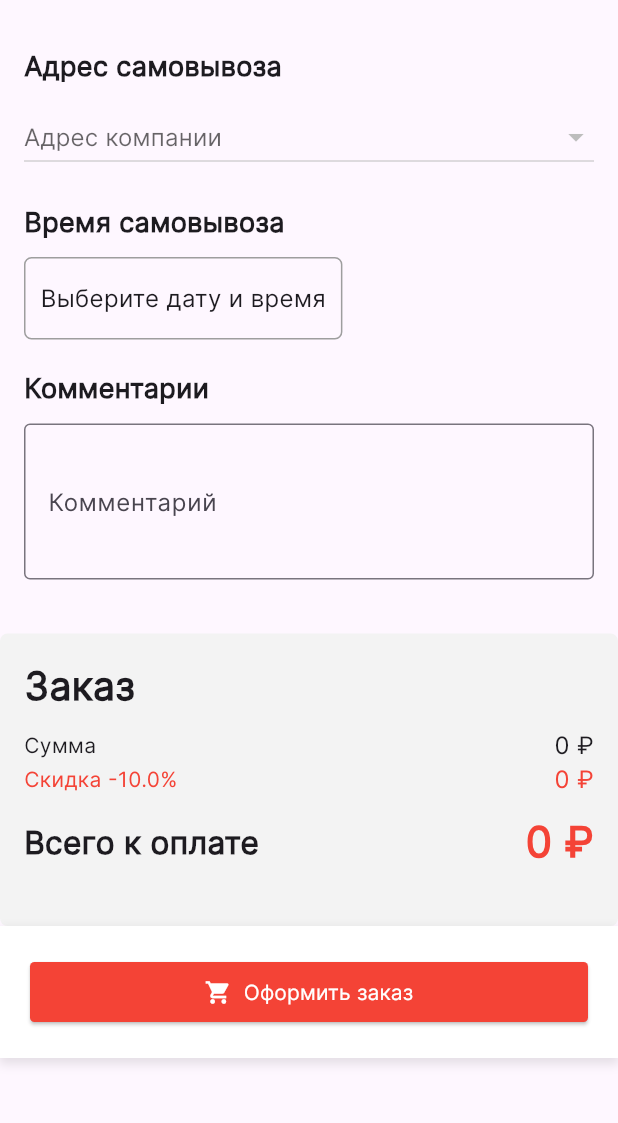
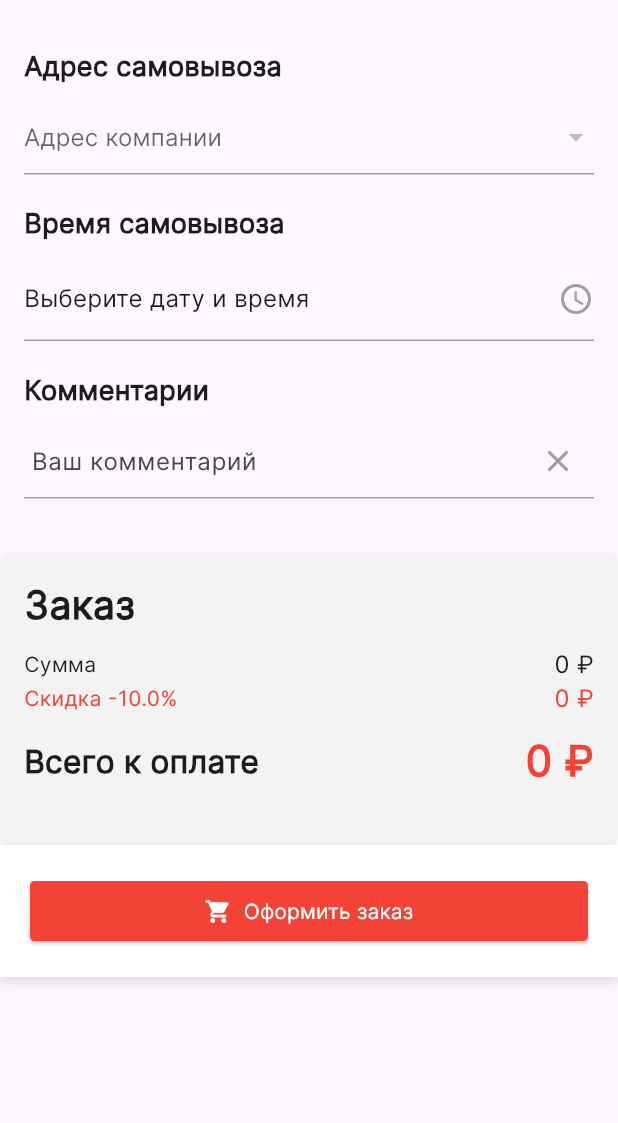
Before and after one commit to GerardDugal/pizza_and_flutter, a Flutter app: the CheckoutScreenPickUp screen opened directly, on a phone screen of 412 x 824 dp, the part 61-1184 px from its top. Run offline on Flutter 3.47's test engine with Material 3 defaults, Android fonts, the phone set to English and light mode, and no system bars; our stand-ins replace hugeicons, ionicons; missing offline and left inert: dart:ffi; generated files the repository leaves out were written again; network calls fail.

Commit message:
Сделал передачу адреса самовывоза в оформление заказа, исправил оформление заказа как в фигме

```diff
--- a/lib/widget/bucket/order_registration_pick_up.dart
+++ b/lib/widget/bucket/order_registration_pick_up.dart
@@ -292,6 +292,7 @@ Widget _buildOrderSuccessContent() {
   @override
   Widget build(BuildContext context) {
     final cart = Provider.of<CartProvider>(context);
+    _selectedAddress = cart.AddressForPickUp;
     return Scaffold(
       appBar: AppBar(
         title: Text("Оформление заказа", style: TextStyle(fontSize: 20, fontWeight: FontWeight.bold)),
@@ -308,7 +309,14 @@ Widget _buildOrderSuccessContent() {
                 children: [
                   Text("Адрес самовывоза", style: TextStyle(fontSize: 18, fontWeight: FontWeight.bold)),
                   SizedBox(height: 10),
-                  DropdownButton<String>(
+                  Container(
+                    decoration: BoxDecoration(
+                      border: Border(
+                        bottom: BorderSide(color: Colors.grey, width: 1.0), // Нижняя серая линия
+                      ),
+                    ),
+                    child: DropdownButtonHideUnderline( // Скрывает стандартное подчеркивание DropdownButton
+                      child: DropdownButton<String>(
                         isExpanded: true,
                         hint: Text("Адрес компании"),
                         value: _selectedAddress,
@@ -323,36 +331,72 @@ Widget _buildOrderSuccessContent() {
                         }).toList(),
                         onChanged: (String? newValue) {
                           setState(() {
-                        _selectedAddress = newValue;
+                            cart.setAddressForPickUp(newValue);
                           });
                         },
+                      ),
+                    ),
                   ),
                   SizedBox(height: 20),
                   Text("Время самовывоза", style: TextStyle(fontSize: 18, fontWeight: FontWeight.bold)),
                   SizedBox(height: 10),
+                  // Блок с выбором даты и времени
                   GestureDetector(
                     onTap: () => _selectPickupDateTime(context),
                     child: Container(
-                      padding: EdgeInsets.symmetric(vertical: 15, horizontal: 10),
+                      padding: EdgeInsets.symmetric(vertical: 15, horizontal: 0),
                       decoration: BoxDecoration(
-                        border: Border.all(color: Colors.grey),
-                        borderRadius: BorderRadius.circular(5),
+                        border: Border(
+                          bottom: BorderSide(color: Colors.grey, width: 1.0), // Нижняя серая линия
                         ),
-                      child: Text(
+                      ),
+                      child: Row(
+                        mainAxisAlignment: MainAxisAlignment.spaceBetween,
+                        children: [ // Отступ между иконкой и текстом
+                          Text(
                             _selectedPickupDateTime == null
                                 ? "Выберите дату и время"
                                 : DateFormat('E, MMM d, HH:mm', 'ru').format(_selectedPickupDateTime!),
                             style: TextStyle(fontSize: 16),
+                          ),
+                          Icon(Icons.access_time, color: Colors.grey),
+                        ],
                       ),
                     ),
                   ),
                   SizedBox(height: 20),
                   Text("Комментарии", style: TextStyle(fontSize: 18, fontWeight: FontWeight.bold)),
                   SizedBox(height: 10),
-                  TextField(
+                  Container(
+                    decoration: BoxDecoration(
+                      border: Border(
+                        bottom: BorderSide(color: Colors.grey, width: 1.0), // Нижняя серая линия
+                      ),
+                    ),
+                    child: Row(
+                      mainAxisAlignment: MainAxisAlignment.spaceBetween,
+                      children: [
+                        Expanded(
+                          child: TextField(
                             controller: _commentController,
-                    decoration: InputDecoration(labelText: "Комментарий", border: OutlineInputBorder()),
-                    maxLines: 3,
+                            decoration: InputDecoration(
+                              labelText: "Ваш комментарий",
+                              border: OutlineInputBorder(borderSide: BorderSide.none), // Без рамки
+                              contentPadding: EdgeInsets.all(1), // Отступы внутри поля
+                            ),
+                            maxLines: 1, // Поле ввода в одну строчку
+                          ),
+                        ),
+                        IconButton(
+                          icon: Icon(Icons.clear, color: Colors.grey), // Иконка крестика
+                          onPressed: () {
+                            setState(() {
+                              _commentController.clear(); // Очистить текст в поле
+                            });
+                          },
+                        ),
+                      ],
+                    ),
                   ),
                   SizedBox(height: 20),
                 ],
--- a/lib/widget/menu/menu_main.dart
+++ b/lib/widget/menu/menu_main.dart
@@ -136,6 +136,7 @@ class _MenuState extends State<Menu> {
 
 // Метод для отображения модального окна с выбором адреса
 void _showAddressForPickUpSelectionModal(BuildContext context) {
+  final cartcontroller = Provider.of<CartProvider>(context, listen: false);
   showModalBottomSheet(
     context: context,
     builder: (BuildContext context) {
@@ -157,11 +158,11 @@ void _showAddressForPickUpSelectionModal(BuildContext context) {
                 final address = listOfAdressesForPickUp[index]['address'] ?? '';
                 final isEven = index % 2 == 0;
                 final bgColor = isEven ? Colors.grey[200] : Colors.pink[50];
-
                 return GestureDetector(
                   onTap: () async {
                     widget.selectedAddressForPickUp = address;
                     apicontroller.setRestaurant(listOfAdressesForPickUp[index]['id'] ?? '');
+                    cartcontroller.setAddressForPickUp(address);
                     clearMenu();
                     Navigator.pop(context);
                     await apicontroller.addDishes();
--- a/lib/widget/menu/pickupScreen.dart
+++ b/lib/widget/menu/pickupScreen.dart
@@ -21,6 +21,7 @@ class _PickupScreenState extends State<PickupScreen> {
 
   @override
   Widget build(BuildContext context) {
+    final cartcontroller = Provider.of<CartProvider>(context, listen: false);
     return Scaffold(
       appBar: AppBar(
         title: Text("Выберите адрес ресторана"),
@@ -35,10 +36,10 @@ class _PickupScreenState extends State<PickupScreen> {
                 final address = listOfAdressesForPickUp[index]['address'] ?? '';
                 final isEven = index % 2 == 0;
                 final bgColor = isEven ? Colors.grey[200] : Colors.pink[50];
-
                 return GestureDetector(
                   onTap: () async {
                     selectedAddressForPickUp = address;
+                    cartcontroller.setAddressForPickUp(address);
                     apicontroller.setRestaurant(listOfAdressesForPickUp[index]['id'] ?? '');
                     Navigator.push(
                       context,
```
Also changed, not shown: lib/widget/bucket/order_registration_delivery.dart (+28 -9 lines). Lines whose indentation alone changed are shown as unchanged.
